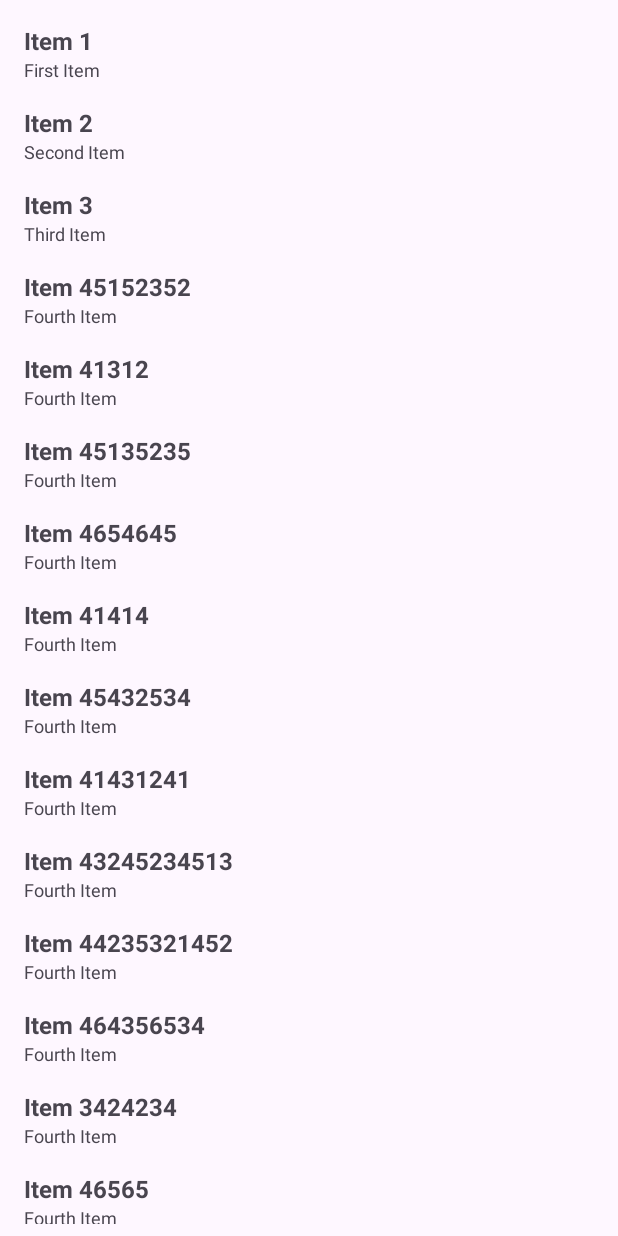
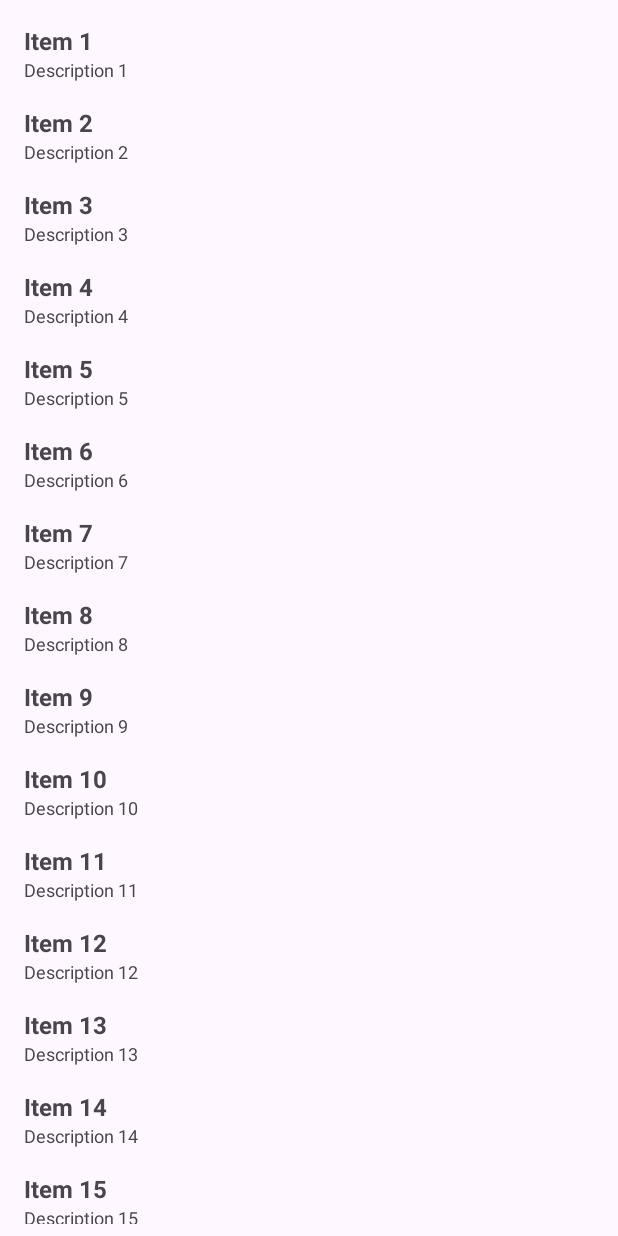
Before and after one commit to LucasGomes9/taller-test, an Android app: the screen it shows after launch (MainActivity), on a phone screen of 412 x 824 dp. Run offline under Robolectric (Android 15) with nearby library versions, the phone set to English and light mode, and no system bars; our stand-ins replace navigation-ui.

Commit message:
refactor generating list

```diff
--- a/app/src/main/java/com/example/myapplication/MainActivity.kt
+++ b/app/src/main/java/com/example/myapplication/MainActivity.kt
@@ -28,40 +28,19 @@ class MainActivity : AppCompatActivity() {
         recylcerView.layoutManager = LinearLayoutManager(this)
 
 
-        val items = listOf(
-            ListItem("Item 1", "First Item"),
-            ListItem("Item 2", "Second Item"),
-            ListItem("Item 3", "Third Item"),
-            ListItem("Item 45152352", "Fourth Item"),
-            ListItem("Item 41312", "Fourth Item"),
-            ListItem("Item 45135235", "Fourth Item"),
-            ListItem("Item 4654645", "Fourth Item"),
-            ListItem("Item 41414", "Fourth Item"),
-            ListItem("Item 45432534", "Fourth Item"),
-            ListItem("Item 41431241", "Fourth Item"),
-            ListItem("Item 43245234513", "Fourth Item"),
-            ListItem("Item 44235321452", "Fourth Item"),
-            ListItem("Item 464356534", "Fourth Item"),
-            ListItem("Item 3424234", "Fourth Item"),
-            ListItem("Item 46565", "Fourth Item"),
-            ListItem("Item 412412412", "Fourth Item"),
-            ListItem("Item 4235235", "Fourth Item"),
-            ListItem("Item 4521352352", "Fourth Item"),
-            ListItem("Item 45465656", "Fourth Item"),
-            ListItem("Item 451251251", "Fourth Item"),
-            ListItem("Item 443124124", "Fourth Item"),
-            ListItem("Item 45125125", "Fourth Item"),
-            ListItem("Item 413412312", "Fourth Item"),
-            ListItem("Item 45436534634", "Fourth Item"),
-            ListItem("Item 4343423", "Fourth Item"),
-            ListItem("Item 46565", "Fourth Item"),
-            ListItem("Item 44151521", "Fourth Item"),
-            ListItem("Item 412312", "Fourth Item"),
-            ListItem("Item 434", "Fourth Item"),
-        )
+        val items = createList()
 
         recylcerView.adapter = ViewAdapter(this, items)
 
+    }
+
+    private fun  createList(): List<ListItem>{
+        val list = mutableListOf<ListItem>()
+        for (i in 1..100){
+            val item = ListItem("Item $i", "Description $i")
+            list.add(item)
+        }
+        return list
     }
 
     override fun onCreateOptionsMenu(menu: Menu): Boolean {
```
